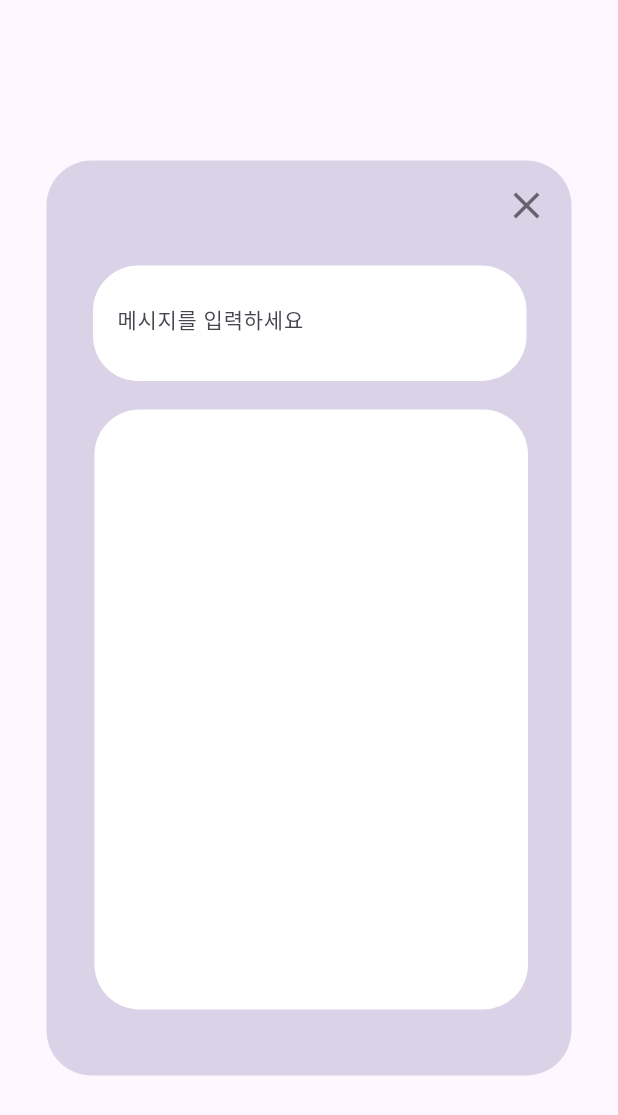
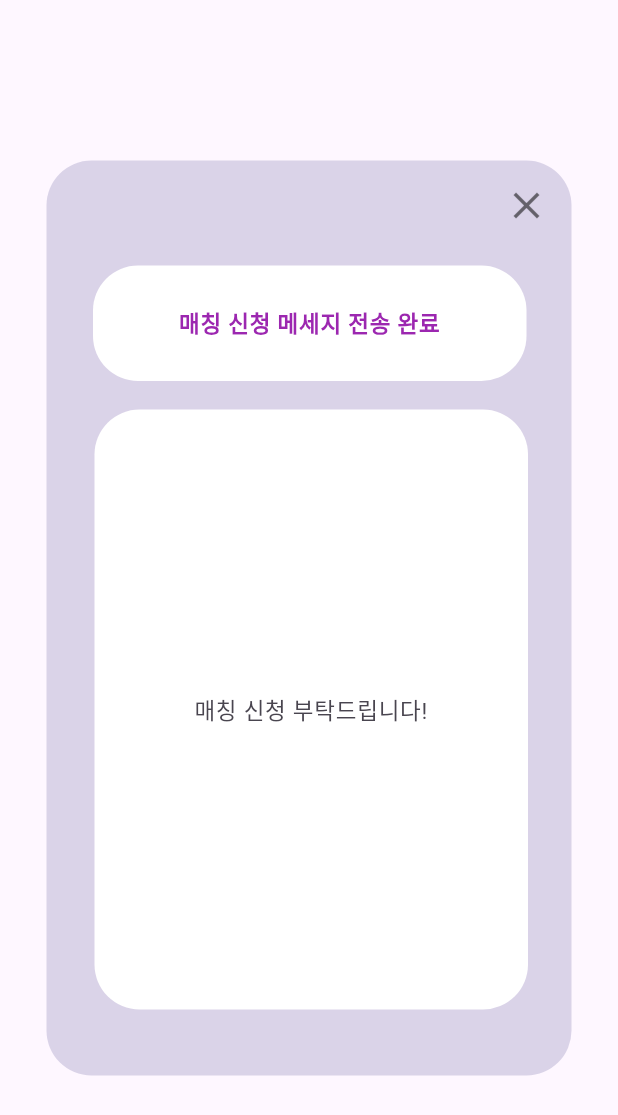
Before and after one commit to K-Hackathon-01z/eum-front, a Flutter app: the MatchingMessageModal widget shown alone on an empty page, opened directly, on a phone screen of 412 x 824 dp. Shown: the top 1115 px of the screen. Run offline on Flutter 3.47's test engine with Material 3 defaults, Android fonts, the phone set to English and light mode, and no system bars; our stand-ins replace flutter_svg.

Commit message:
design: "매칭 내역 모달 디자인 수정"

```diff
--- a/lib/screens/user/my_info/matching_requests.dart
+++ b/lib/screens/user/my_info/matching_requests.dart
@@ -61,12 +61,18 @@ class MatchingMessageModal extends StatelessWidget {
                                 color: Colors.white,
                                 shape: RoundedRectangleBorder(borderRadius: BorderRadius.circular(30)),
                               ),
-                              child: const Padding(
-                                padding: EdgeInsets.symmetric(horizontal: 16, vertical: 16),
+                              child: const Center(
                                 child: TextField(
-                                  decoration: InputDecoration(hintText: '메시지를 입력하세요', border: InputBorder.none),
-                                  maxLines: 3,
-                                  style: TextStyle(fontSize: 14),
+                                  readOnly: true,
+                                  textAlign: TextAlign.center,
+                                  decoration: InputDecoration(
+                                    hintText: '매칭 신청 메세지 전송 완료',
+                                    hintStyle: TextStyle(color: Colors.purple),
+                                    border: InputBorder.none,
+                                    contentPadding: EdgeInsets.zero,
+                                  ),
+                                  maxLines: 1,
+                                  style: TextStyle(fontSize: 15, fontWeight: FontWeight.bold),
                                 ),
                               ),
                             ),
@@ -84,6 +90,19 @@ class MatchingMessageModal extends StatelessWidget {
                       decoration: ShapeDecoration(
                         color: Colors.white,
                         shape: RoundedRectangleBorder(borderRadius: BorderRadius.circular(30)),
+                      ),
+                      child: const Center(
+                        child: TextField(
+                          readOnly: true,
+                          textAlign: TextAlign.center,
+                          decoration: InputDecoration(
+                            hintText: '매칭 신청 부탁드립니다!',
+                            border: InputBorder.none,
+                            contentPadding: EdgeInsets.zero,
+                          ),
+                          maxLines: null,
+                          style: TextStyle(fontSize: 15),
+                        ),
                       ),
                     ),
                   ),
```
